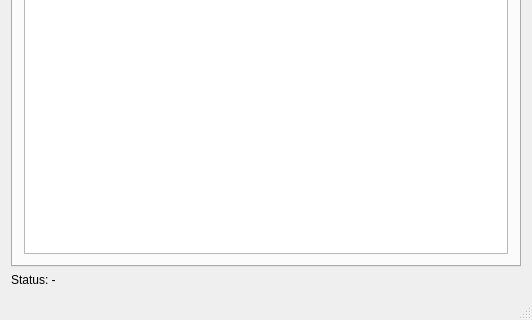
Above: QMeteo/mainwindow.ui from grisu48/meteo before the change; both pictures show x 0 to 532 and y 175 to 495 of the 532 by 495 pixel window. Below: the same form after it.
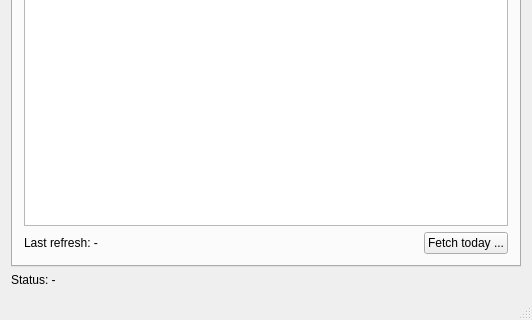
That is the form after the change. The open tabs and pages were chosen to show the change.

```diff
--- a/QMeteo/mainwindow.ui
+++ b/QMeteo/mainwindow.ui
@@ -73,6 +73,36 @@
         <item>
          <widget class="QListWidget" name="lstLightnings"/>
         </item>
+        <item>
+         <layout class="QHBoxLayout" name="horizontalLayout">
+          <property name="topMargin">
+           <number>0</number>
+          </property>
+          <property name="bottomMargin">
+           <number>0</number>
+          </property>
+          <item>
+           <widget class="QLabel" name="lblLightningStatus">
+            <property name="sizePolicy">
+             <sizepolicy hsizetype="Expanding" vsizetype="Preferred">
+              <horstretch>0</horstretch>
+              <verstretch>0</verstretch>
+             </sizepolicy>
+            </property>
+            <property name="text">
+             <string>Last refresh: -</string>
+            </property>
+           </widget>
+          </item>
+          <item>
+           <widget class="QPushButton" name="btnFetchLightningToday">
+            <property name="text">
+             <string>Fetch today ...</string>
+            </property>
+           </widget>
+          </item>
+         </layout>
+        </item>
        </layout>
       </widget>
      </widget>
```
